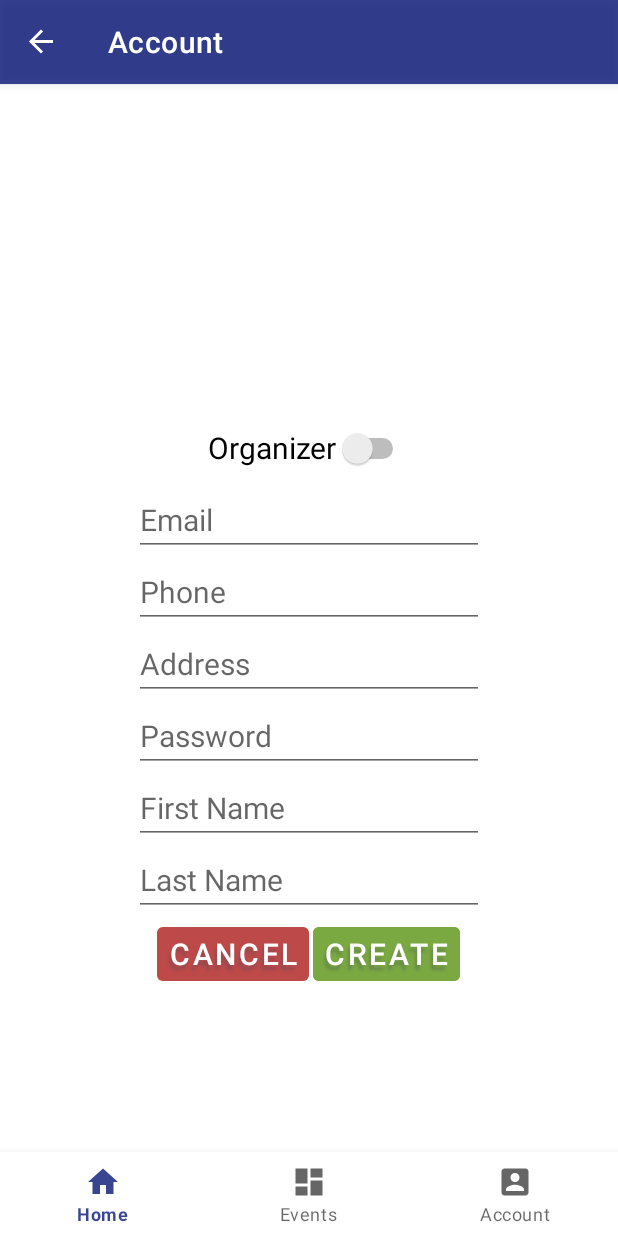
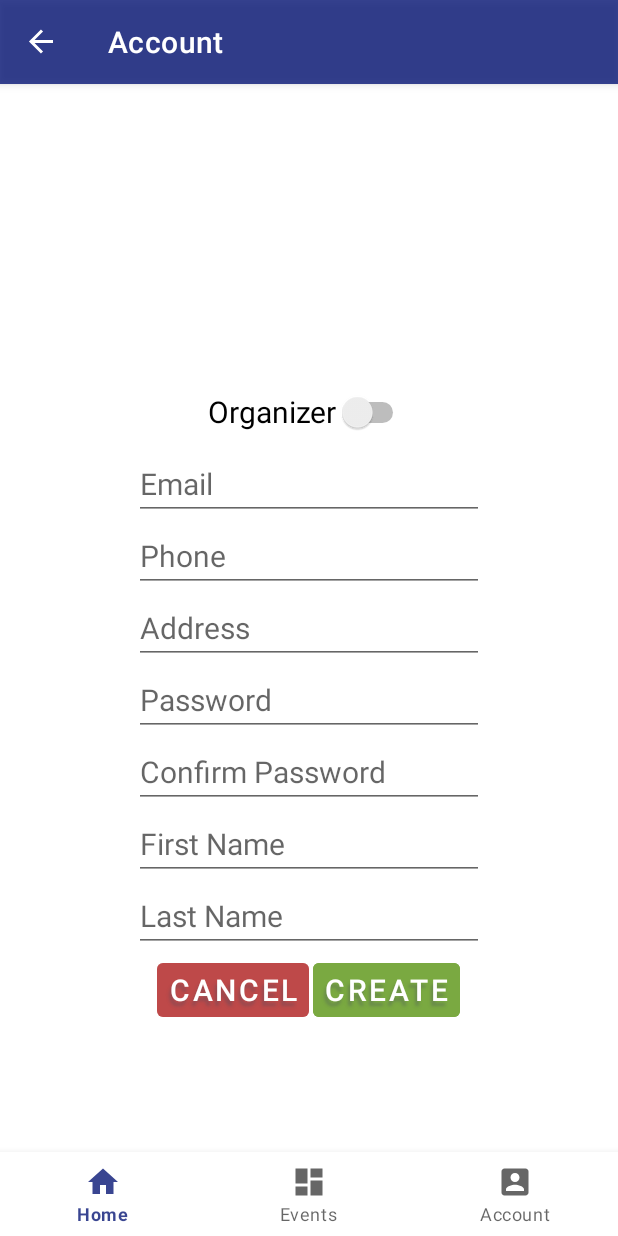
Before and after one commit to uOttawaSEG/project-group-5, an Android app: the CreateAccountFragment screen opened through its navigation route, on a phone screen of 412 x 824 dp. Run offline under Robolectric (Android 15) with nearby library versions, the phone set to English and light mode, and no system bars; our stand-ins replace Firebase (no records; nobody signed in at launch, a user with empty details on screens opened directly), navigation-ui.

Commit message:
Logout problem

```diff
--- a/app/src/main/java/com/example/projectgroup5/MainActivity.java
+++ b/app/src/main/java/com/example/projectgroup5/MainActivity.java
@@ -35,7 +35,7 @@ public class MainActivity extends AppCompatActivity {
         AppBarConfiguration appBarConfiguration = new AppBarConfiguration.Builder(
                 R.id.navigation_home,
                 R.id.search_event_dashboard,
-                R.id.account_managment).build();
+                R.id.account_management).build();
 
         NavController navController = Navigation.findNavController(this, R.id.nav_host_fragment_activity_main);
         NavigationUI.setupActionBarWithNavController(this, navController, appBarConfiguration);
--- a/app/src/main/java/com/example/projectgroup5/ui/account/AccountFragment.java
+++ b/app/src/main/java/com/example/projectgroup5/ui/account/AccountFragment.java
@@ -51,7 +51,7 @@ public class AccountFragment extends Fragment {
         if(UserSession.getInstance().getUserId() == null){
             navController.navigate(R.id.action_login_or_create_account);
         }else{
-            navController.navigate(R.id.action_create_account);
+            navController.navigate(R.id.account_management);
         }
 
 
--- a/app/src/main/java/com/example/projectgroup5/ui/account/AccountManagementFragment.java
+++ b/app/src/main/java/com/example/projectgroup5/ui/account/AccountManagementFragment.java
@@ -12,6 +12,8 @@ import android.view.ViewGroup;
 import androidx.annotation.NonNull;
 import androidx.annotation.Nullable;
 import androidx.fragment.app.Fragment;
+import androidx.navigation.NavController;
+import androidx.navigation.Navigation;
 
 import com.example.projectgroup5.R;
 import com.example.projectgroup5.databinding.FragmentAccountManagementBinding;
@@ -36,7 +38,7 @@ public class AccountManagementFragment extends Fragment {
                     // Create a User representation based on the user type
 
                     Log.d("UserSession", "User type UPDATED: " + userType);
-                    UserSession.getInstance().getUserRepresentation().setUserType((int)(long)((Long) userType));
+                    //UserSession.getInstance().getUserRepresentation().setUserType((int)(long)((Long) userType));
                     int intUserType = (int)(long)((Long) userType);
                     Log.d("firebase", "Retrieved user type: " + userType);
 //                    String currentText = binding.userWelcomeMessage.getText().toString();
@@ -70,7 +72,7 @@ public class AccountManagementFragment extends Fragment {
                     // Create a User representation based on the user type
 
                     Log.d("UserSession", "User type UPDATED: " + userEmail);
-                    UserSession.getInstance().getUserRepresentation().setUserEmail(String.valueOf(userEmail));
+                    //UserSession.getInstance().getUserRepresentation().setUserEmail(String.valueOf(userEmail));
                         // Append the user email to the current text
 
                         Log.d("AccountManagementFragment", "usertype: organizer");
@@ -83,6 +85,7 @@ public class AccountManagementFragment extends Fragment {
         });
 
 
+        NavController navController = Navigation.findNavController(requireActivity(),R.id.nav_host_fragment_activity_main);
 
         root.findViewById(R.id.logoutButton).setOnClickListener(v -> {
             // login the user using the email and password
@@ -91,11 +94,13 @@ public class AccountManagementFragment extends Fragment {
             // if the user is not logged in, show an error message
             UserSession.getInstance().logout();
             // go back to the login fragment
-            Fragment loginFragment = new LoginFragment();
+            /*Fragment loginFragment = new LoginFragment();
             getActivity().getSupportFragmentManager().beginTransaction()
                     .replace(R.id.nav_host_fragment_activity_main, loginFragment)
                     .addToBackStack(loginFragment.getClass().getName())
-                    .commit();
+                    .commit();*/
+            navController.navigate(R.id.login);
+
 //
         });
 
--- a/app/src/main/java/com/example/projectgroup5/ui/account/CreateAccountFragment.java
+++ b/app/src/main/java/com/example/projectgroup5/ui/account/CreateAccountFragment.java
@@ -51,6 +51,27 @@ public class CreateAccountFragment extends Fragment {
                 binding.editTextTextPasswordUserCreate.setError("Please enter a password");
                 return;
             }
+            if (binding.editTextTextPostalAddressUserCreate.getText().toString().isEmpty()) {
+                binding.editTextTextPostalAddressUserCreate.setError("Please enter an address");
+                return;
+            }
+            if (binding.editTextPhoneUserCreate.getText().toString().isEmpty()) {
+                binding.editTextPhoneUserCreate.setError("Please enter a phone number");
+                return;
+            }
+            if (binding.editTextTextUserCreate.getText().toString().isEmpty()) {
+                binding.editTextTextUserCreate.setError("Please enter a first name");
+                return;
+            }
+            if (binding.editTextText2UserCreate.getText().toString().isEmpty()) {
+                binding.editTextText2UserCreate.setError("Please enter a last name");
+                return;
+            }
+            if (binding.editTextTextConfirmPasswordUserCreate.getText().toString().isEmpty()) {
+                binding.editTextTextConfirmPasswordUserCreate.setError("Please enter a password");
+                return;
+            }
+
             UserSession.getInstance().createUser(binding.editTextTextEmailAddressUserCreate.getText().toString(), binding.editTextTextPasswordUserCreate.getText().toString(), (task) -> {
                 if (task.isSuccessful()) {
                     UserSession.getInstance().setUserId(task.getResult().getUser().getUid());
--- a/app/src/main/res/layout/fragment_create_account.xml
+++ b/app/src/main/res/layout/fragment_create_account.xml
@@ -62,6 +62,16 @@
             android:autofillHints="newPassword" />
 
         <EditText
+            android:id="@+id/editTextTextConfirmPasswordUserCreate"
+            android:layout_width="wrap_content"
+            android:hint="@string/confirm_password"
+            android:layout_height="wrap_content"
+            android:textSize="@dimen/form_text_size"
+            android:ems="10"
+            android:inputType="textPassword"
+            android:autofillHints="confirmPassword" />
+
+        <EditText
             android:id="@+id/editTextTextUserCreate"
             android:layout_width="wrap_content"
             android:layout_height="wrap_content"
@@ -105,32 +115,33 @@
             <Button
                 android:id="@+id/cancelButtonCreate"
                 style="?android:attr/buttonBarButtonStyle"
+                android:layout_width="wrap_content"
+                android:layout_height="wrap_content"
+                android:layout_margin="1sp"
                 android:backgroundTint="@color/backbutton"
-                android:textColor="@color/white"
-                android:textSize="@dimen/form_text_size"
-                android:layout_margin="1sp"
-                android:shadowRadius="2"
+                android:shadowColor="@color/text_shadow_button_form"
                 android:shadowDx="-2"
                 android:shadowDy="5"
-                android:shadowColor="@color/text_shadow_button_form"
-                android:layout_width="wrap_content"
-                android:layout_height="wrap_content"
-                android:text="@string/cancel" />
+                android:shadowRadius="2"
+                android:text="@string/cancel"
+                android:textColor="@color/white"
+                android:textSize="@dimen/form_text_size" />
 
             <Button
                 android:id="@+id/confirmCredentialAndCreateButton"
                 style="?android:attr/buttonBarButtonStyle"
+                android:layout_width="wrap_content"
+                android:layout_height="wrap_content"
+                android:layout_margin="1sp"
                 android:backgroundTint="@color/loginButton2"
-                android:textColor="@color/white"
-                android:textSize="@dimen/form_text_size"
-                android:layout_margin="1sp"
-                android:shadowRadius="2"
+                android:shadowColor="@color/text_shadow_button_form"
                 android:shadowDx="-2"
                 android:shadowDy="5"
-                android:shadowColor="@color/text_shadow_button_form"
-                android:layout_width="wrap_content"
-                android:layout_height="wrap_content"
-                android:text="@string/create" /> />
+                android:shadowRadius="2"
+                android:text="@string/create"
+                android:textColor="@color/white"
+                android:textSize="@dimen/form_text_size" />
+            />
         </LinearLayout>
     </LinearLayout>
 
--- a/app/src/main/res/menu/bottom_nav_menu.xml
+++ b/app/src/main/res/menu/bottom_nav_menu.xml
@@ -12,7 +12,7 @@
         android:title="@string/title_dashboard" />
 
     <item
-        android:id="@+id/account_managment"
+        android:id="@+id/account_management"
         android:icon="@drawable/baseline_account_box_24"
         android:title="@string/userAccount" />
 
--- a/app/src/main/res/navigation/mobile_navigation.xml
+++ b/app/src/main/res/navigation/mobile_navigation.xml
@@ -16,30 +16,37 @@
         android:name="com.example.projectgroup5.ui.search.DashboardFragment"
         android:label="@string/title_dashboard"
         tools:layout="@layout/fragment_dashboard" />
+    <fragment
+        android:id="@id/account_management"
+        android:name="com.example.projectgroup5.ui.account.AccountManagementFragment"
+        android:label="@string/title_dashboard"
+        tools:layout="@layout/fragment_account_management">
+
+    </fragment>
 
     <fragment
-        android:id="@+id/account_managment"
+        android:id="@+id/account"
         android:name="com.example.projectgroup5.ui.account.AccountFragment"
         android:label="@string/userAccount"
         tools:layout="@layout/fragment_account">
         <action
-            android:id="@+id/action_to_account_managment"
-            app:destination="@id/account_managment"
-            app:popUpTo="@id/account_managment"/>
+            android:id="@+id/action_to_account"
+            app:destination="@id/account"
+            app:popUpTo="@id/account"/>
         <action
             android:id="@+id/action_login"
             app:destination="@+id/login"
-            app:popUpTo="@id/account_managment"
+            app:popUpTo="@id/account"
             app:popUpToInclusive="true"/>
         <action
             android:id="@+id/action_login_or_create_account"
             app:destination="@+id/login_or_create_account"
-            app:popUpTo="@id/account_managment"
+            app:popUpTo="@id/account"
             app:popUpToInclusive="true"/>
         <action
             android:id="@+id/action_create_account"
             app:destination="@+id/create_account"
-            app:popUpTo="@id/account_managment"
+            app:popUpTo="@id/account_management"
             app:popUpToInclusive="true"/>
     </fragment>
 
@@ -55,7 +62,7 @@
 
         <action
             android:id="@+id/action_go_back_to_login"
-            app:destination="@+id/account_managment"/>
+            app:destination="@+id/account_management"/>
     </fragment>
 
     <fragment
@@ -83,7 +90,7 @@
 
         <action
             android:id="@+id/action_create_account_to_account"
-            app:destination="@+id/account_managment"/>
+            app:destination="@+id/account"/>
     </fragment>
 
 </navigation>
--- a/app/src/main/res/values/strings.xml
+++ b/app/src/main/res/values/strings.xml
@@ -16,4 +16,6 @@
     <string name="cancel">Cancel</string>
     <string name="create">Create</string>
     <string name="login">Login</string>
+    <string name="comfirm_password">Comfirm Password</string>
+    <string name="confirm_password">Confirm Password</string>
 </resources>
```
